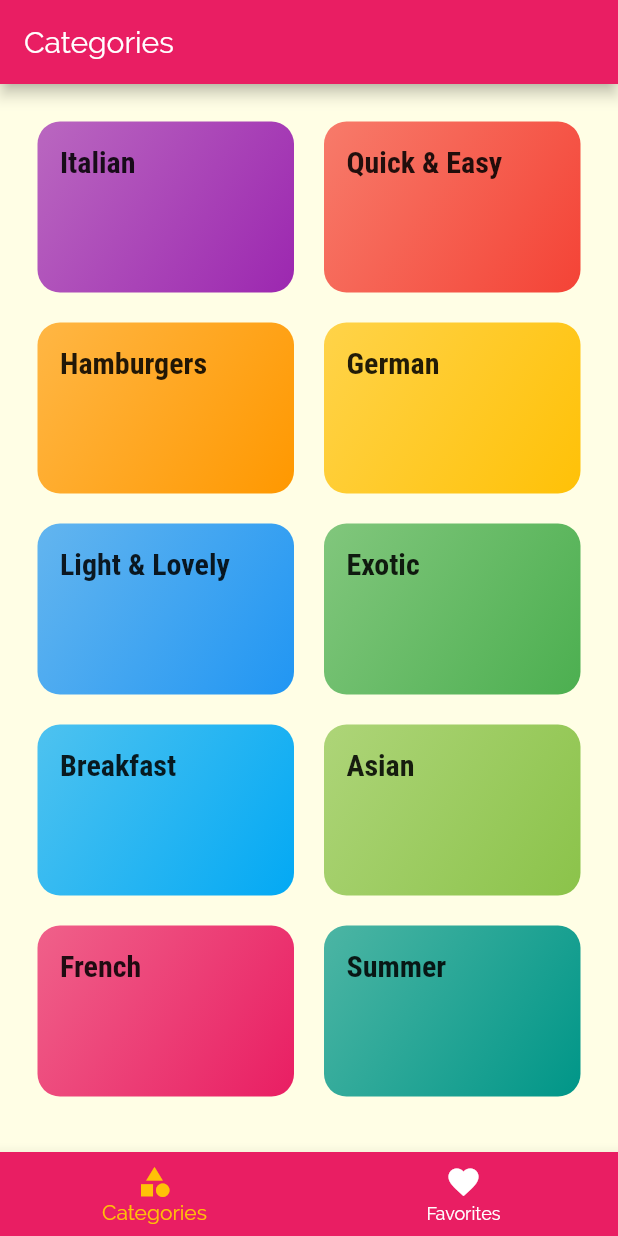
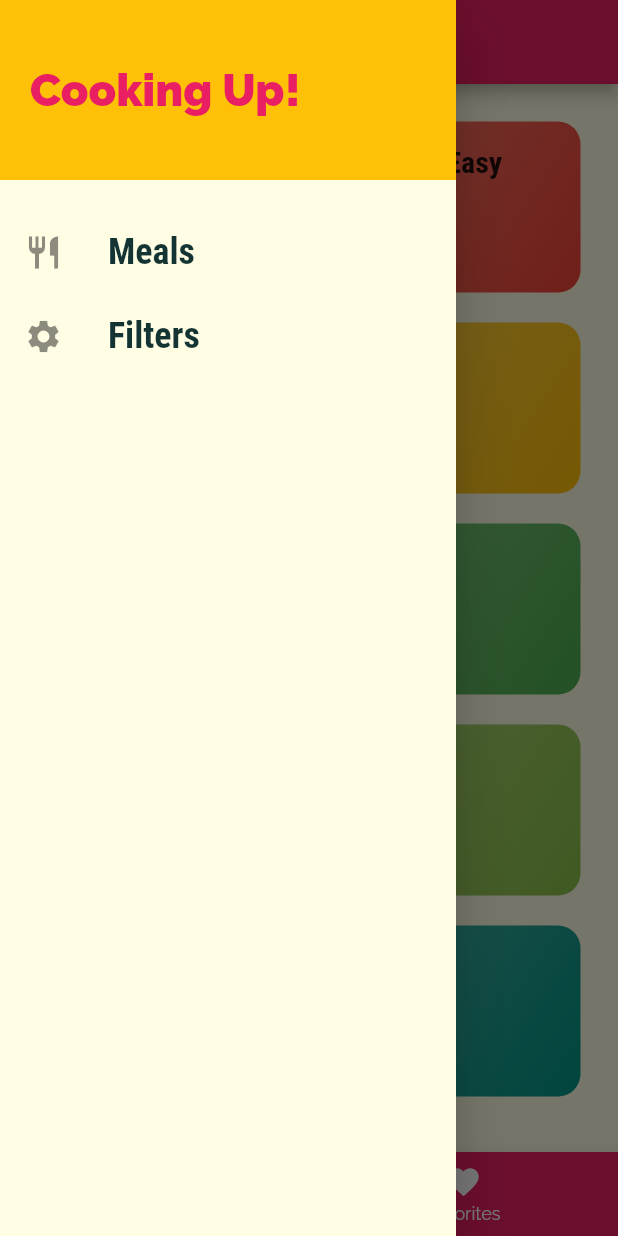
Before and after one commit to Lionel-P-Ablus/demo_04, a Flutter app: the screen it shows after launch, with the side drawer open (before the commit the screen has no drawer), on a phone screen of 412 x 824 dp. Run offline on Flutter 3.47's test engine with Material 2 defaults, Android fonts, the phone set to English and light mode, and no system bars.

Commit message:
adding a custom drawer

```diff
--- a/lib/screens/tabs_screen.dart
+++ b/lib/screens/tabs_screen.dart
@@ -1,5 +1,6 @@
 import 'package:demo_04/screens/categories_screen.dart';
 import 'package:demo_04/screens/favorites_screen.dart';
+import 'package:demo_04/widgets/main_drawer.dart';
 import 'package:flutter/material.dart';
 
 class TabsScreen extends StatefulWidget {
@@ -32,6 +33,7 @@
       appBar: AppBar(
         title: Text(_pages[_selectedPageIndex]['title'] as String),
       ),
+      drawer: MainDrawer(),
       body: _pages[_selectedPageIndex]['page'] as Widget,
       bottomNavigationBar: BottomNavigationBar(
         onTap: _selectPage,
--- /dev/null
+++ b/lib/widgets/main_drawer.dart
@@ -0,0 +1,57 @@
+import 'package:flutter/material.dart';
+
+class MainDrawer extends StatelessWidget {
+  Widget buildListTile(String title, IconData icon) {
+    return ListTile(
+      leading: Icon(
+        icon,
+        size: 26,
+      ),
+      title: Text(
+        title,
+        style: TextStyle(
+          fontFamily: 'RobotoCondensed',
+          fontSize: 24,
+          fontWeight: FontWeight.bold,
+        ),
+      ),
+      onTap: () {},
+    );
+  }
+
+  @override
+  Widget build(BuildContext context) {
+    return Drawer(
+      child: Column(
+        children: [
+          Container(
+            height: 120,
+            width: double.infinity,
+            padding: EdgeInsets.all(20),
+            alignment: Alignment.centerLeft,
+            color: Theme.of(context).accentColor,
+            child: Text(
+              'Cooking Up!',
+              style: TextStyle(
+                fontWeight: FontWeight.w900,
+                fontSize: 30,
+                color: Theme.of(context).primaryColor,
+              ),
+            ),
+          ),
+          SizedBox(
+            height: 20,
+          ),
+          buildListTile(
+            'Meals',
+            Icons.restaurant,
+          ),
+          buildListTile(
+            'Filters',
+            Icons.settings,
+          ),
+        ],
+      ),
+    );
+  }
+}
```
